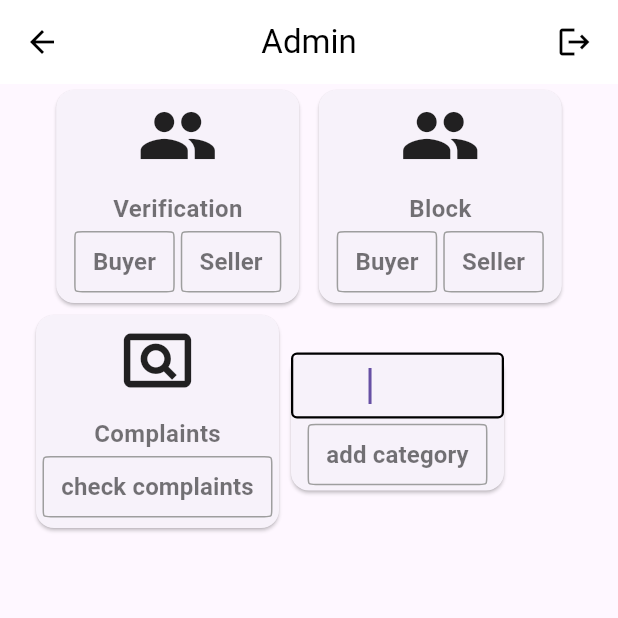
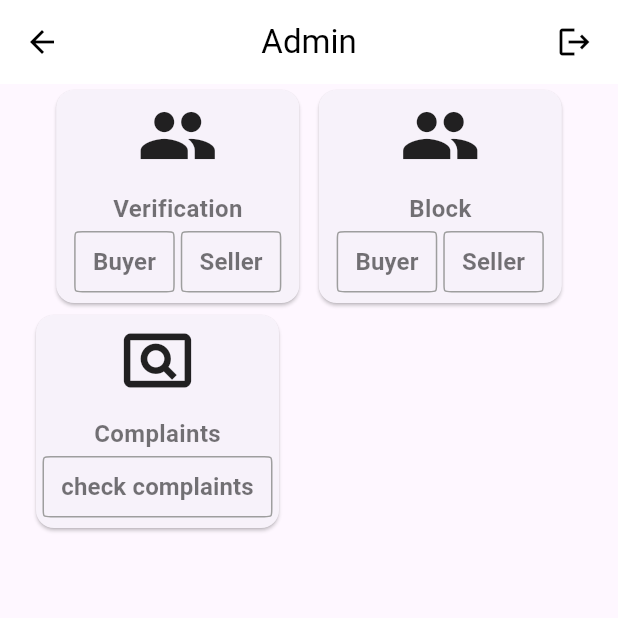
Before and after one commit to NajeebullahKalwar/FYP-BidBazar, a Flutter app: the Admin screen opened by its route, on a phone screen of 412 x 824 dp, the top half of it. Run offline on Flutter 3.47's test engine with Material 3 defaults, Android fonts, the phone set to English and light mode, and no system bars; our stand-ins replace cached_network_image, carousel_slider, dio, flutter_speed_dial, get, image_picker and 2 more.

Commit message:
omplete fyp

```diff
--- a/Fyp/bidbazar/lib/Views/admin_home.dart
+++ b/Fyp/bidbazar/lib/Views/admin_home.dart
@@ -12,9 +12,9 @@ import 'package:get/get_core/src/get_main.dart';
 // import 'admin/blockuser.dart';
 
 class Admin extends StatelessWidget {
-   Admin({super.key});
+  Admin({super.key});
   static const String routeName = '/adminScreen';
-    final TextEditingController brand = TextEditingController();
+  final TextEditingController brand = TextEditingController();
 
   @override
   Widget build(BuildContext context) {
@@ -213,7 +213,9 @@ class Admin extends StatelessWidget {
           ),
           Row(
             children: [
-              SizedBox(width: 20,),
+              SizedBox(
+                width: 20,
+              ),
               SizedBox(
                 width: 170,
                 height: 150,
@@ -222,7 +224,7 @@ class Admin extends StatelessWidget {
                     crossAxisAlignment: CrossAxisAlignment.center,
                     mainAxisAlignment: MainAxisAlignment.center,
                     children: [
-                      const Icon(Icons.pageview_outlined , size: 54),
+                      const Icon(Icons.pageview_outlined, size: 54),
                       const SizedBox(height: 10),
                       const Text(
                         'Complaints',
@@ -239,8 +241,7 @@ class Admin extends StatelessWidget {
                           Navigator.push(
                               context,
                               CupertinoPageRoute(
-                                builder: (context) =>
-                                    ComplaintScreen(),
+                                builder: (context) => ComplaintScreen(),
                               ));
                           // Your action here
                         },
@@ -262,54 +263,54 @@ class Admin extends StatelessWidget {
                               fontWeight: FontWeight.w700),
                         ),
                       ),
-                      SizedBox(width: 5,),
-
-
-
-                    ],
-                  ),
-                ),
-              ),
- SizedBox(
-  width: 150,
-  height: 100,
-   child: Card(
-     child: Column(children: [
-                            Expanded(child: customTextFormField(
-                              controller: brand,
-                            )),
-
-                            TextButton(
-                            onPressed: () {
-                            categoryRepo repo=categoryRepo();
-                            repo.createCategory(title: brand.text,description: "");
-                              // Your action here
-                            },
-                            style: TextButton.styleFrom(
-                              shape: const ContinuousRectangleBorder(
-                                borderRadius: BorderRadius.all(
-                                  Radius.circular(5),
-                                ),
-                                side: BorderSide(
-                                  color: Color.fromARGB(255, 158, 158, 158),
-                                ),
-                              ),
-                            ),
-                            child: const Text(
-                              'add category',
-                              style: TextStyle(
-                                  color: Colors.black54,
-                                  fontSize: 16.0,
-                                  fontWeight: FontWeight.w700),
-                            ),
-                          )
-                          ],),
-   ),
- )
-
+              //         SizedBox(
+              //           width: 5,
+              //         ),
+              //       ],
+              //     ),
+              //   ),
+              // ),
+              // SizedBox(
+              //   width: 150,
+              //   height: 100,
+              //   child: Card(
+              //     child: Column(
+              //       children: [
+              //         Expanded(
+              //             child: customTextFormField(
+              //           controller: brand,
+              //         )),
+              //         TextButton(
+              //           onPressed: () {
+              //             categoryRepo repo = categoryRepo();
+              //             repo.createCategory(
+              //                 title: brand.text, description: "");
+              //             // Your action here
+              //           },
+              //           style: TextButton.styleFrom(
+              //             shape: const ContinuousRectangleBorder(
+              //               borderRadius: BorderRadius.all(
+              //                 Radius.circular(5),
+              //               ),
+              //               side: BorderSide(
+              //                 color: Color.fromARGB(255, 158, 158, 158),
+              //               ),
+              //             ),
+              //           ),
+              //           child: const Text(
+              //             'add category',
+              //             style: TextStyle(
+              //                 color: Colors.black54,
+              //                 fontSize: 16.0,
+              //                 fontWeight: FontWeight.w700),
+              //           ),
+              //         )
+              //       ],
+              //     ),
+              //   ),
+              // )
             ],
           )
-
         ],
       ),
     );
```
